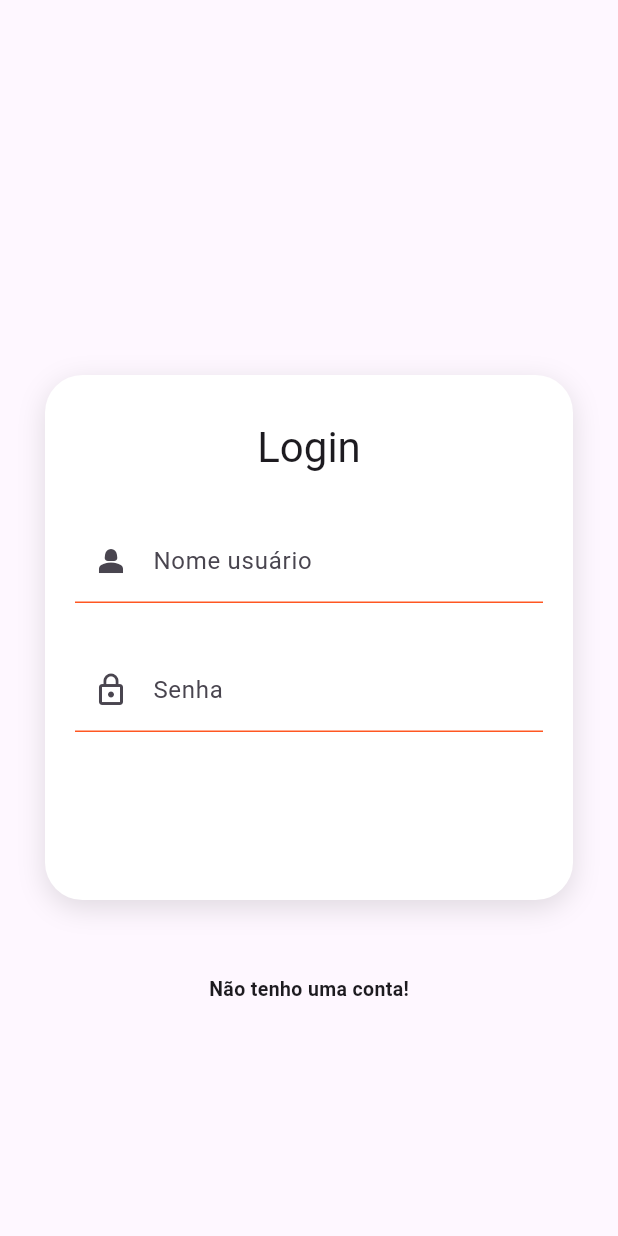
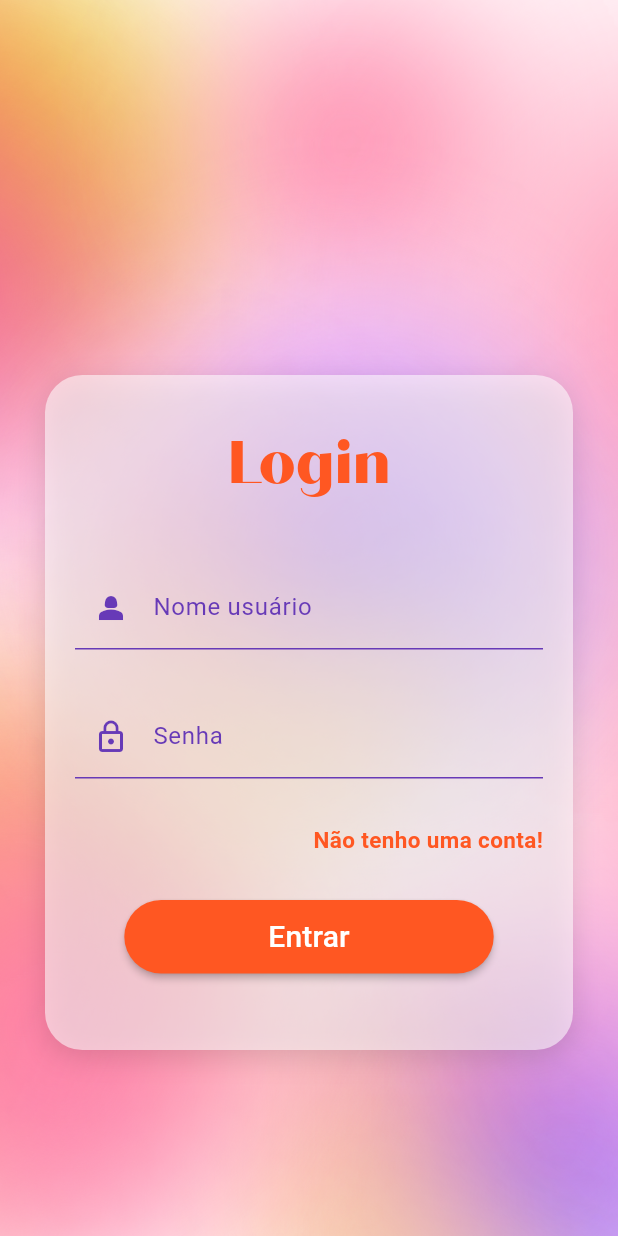
Before and after one commit to rebekaamorim/SPfashion, a Flutter app: the screen it shows after launch, on a phone screen of 412 x 824 dp. Run offline on Flutter 3.47's test engine with Material 3 defaults, Android fonts, the phone set to English and light mode, and no system bars.

Commit message:
tela login finalizada

```diff
--- a/lib/main.dart
+++ b/lib/main.dart
@@ -3,8 +3,10 @@ import 'dart:ui';
 import 'package:aplicacao_spfashion/widgets/input_decoration.dart';
 import 'package:flutter/cupertino.dart';
 import 'package:flutter/material.dart';
+import 'package:flutter/painting.dart';
 import 'package:flutter/rendering.dart';
 import 'package:flutter/semantics.dart';
+import 'package:flutter/services.dart';
 import 'package:flutter/widgets.dart';
 
 void main() => runApp(MyApp());
@@ -13,11 +15,19 @@ class MyApp extends StatelessWidget {
   @override
   Widget build(BuildContext context) {
     return MaterialApp(
+       debugShowCheckedModeBanner: false,
       home: Scaffold(
         //fundo da tela login
         body: Container(
-          width: double.infinity,
           height: double.infinity,
+          //adicionando fundo
+          decoration: const BoxDecoration(
+            image:DecorationImage(
+              image: AssetImage('assets/imgs/fungo_colorido.png'),
+              fit:BoxFit.cover,
+          )
+          ),
+
           //Stack : colocar widget em cima do outro
           child: Stack(
             //nessa children é chamado os métodos dos widgets
@@ -42,9 +52,9 @@ class MyApp extends StatelessWidget {
                   //centraliza no meio o container
                   margin: const EdgeInsets.symmetric(horizontal: 30),
                   width:double.infinity,
-                  height: 350,
+                  height: 450,
                   decoration: BoxDecoration(
-                    color:Colors.white,
+                    color:Color.fromARGB(143, 255, 255, 255),
                     borderRadius: BorderRadius.circular(25),
                     boxShadow: const [
                       BoxShadow(
@@ -58,10 +68,16 @@ class MyApp extends StatelessWidget {
                   children: [
                     //posição de cada entrada de texto
                     const SizedBox(height:10,),
-                    Text('Login',
-                          style: Theme.of(context).textTheme.headline4
+                    //titulo login
+                    const Text('Login',
+                          style: TextStyle(
+                            fontFamily: 'Chloe',
+                            fontSize: 40,
+                            color: Colors.deepOrange
+                          ),
                     ),
-                    const SizedBox(height:30),
+                    const SizedBox(height:40),
+                    //container que tem todas as informações e botão
                     Container(
                       child: Form(child: Column(
                         children: [
@@ -70,20 +86,51 @@ class MyApp extends StatelessWidget {
                             autocorrect: false,
                             //aqui é chamado a classe InputDecorations, utilizando seu método para receber os valores e tornar o código mais limpo
                             //A classe InputDecorations está presente no endereço 'lib/widgets/inputdecoration.dart'
-                            decoration: InputDecorations.inputDecoration(hinttext: 'user123', labeltext: 'Nome usuário', icone: const Icon(Icons.person_2_sharp),)
+                            decoration: InputDecorations.inputDecoration(hinttext: 'user123', labeltext: 'Nome usuário', icone: const Icon(Icons.person_2_sharp, color: Colors.deepPurple,), )
                           ),
                           const SizedBox(height:30),
                           TextFormField(
                             autocorrect: false,
-                            decoration: InputDecorations.inputDecoration(hinttext: '********', labeltext: 'Senha', icone: Icon(Icons.lock_outline))),
+                            obscureText: true,
+                            decoration: InputDecorations.inputDecoration(hinttext: '********', labeltext: 'Senha', icone:const Icon(Icons.lock_outline, color: Colors.deepPurple))),
+                          const SizedBox(height:30),
+                          //nao tenho conta, Row alinha ela para o fim (esquerda) do container
+                          const Row(
+                            mainAxisAlignment: MainAxisAlignment.end,
+                            children: [Text('Não tenho uma conta!',
+                            style: TextStyle(
+                              color: Colors.deepOrange,
+                              fontSize: 15,
+                              fontWeight: FontWeight.bold),),],),
+
+                          const SizedBox(height:30),
+                          MaterialButton(
+                            shape: RoundedRectangleBorder(borderRadius: BorderRadius.circular(30)),
+                            //quando o botão tiver desabilitado(caso não for preenchida aas informações)
+                            disabledColor: Colors.grey,
+                            //quando tiver habilitado
+                            color:Colors.deepOrange,
+                            //Estilizando o nome do botão, por isso colocar o container
+                            child: Container(
+                              padding: const EdgeInsets.symmetric(
+                                horizontal: 80,
+                                vertical: 10),
+                              child: const Text(
+                                'Entrar',
+                                style: TextStyle(
+                                  color: Colors.white,
+                                   fontSize: 20,))),
+                            onPressed: () {} ,
+
+
+                          )
                         ],
                       ),),
                     )
 
                     ],
                   ),),
-                const SizedBox(height:50),
-                const Text('Não tenho uma conta!', style: TextStyle(fontSize: 13, fontWeight: FontWeight.bold),)
+
               ],
     ),);
   }
--- a/lib/widgets/input_decoration.dart
+++ b/lib/widgets/input_decoration.dart
@@ -7,10 +7,11 @@ class InputDecorations {
     required Icon icone
   }) {
     return InputDecoration(
-       enabledBorder: const UnderlineInputBorder(borderSide:BorderSide(color:Colors.deepOrange)),
-      focusedBorder: const UnderlineInputBorder(borderSide: BorderSide(color: Colors.deepPurple, width: 2)),
+       enabledBorder: const UnderlineInputBorder(borderSide:BorderSide(color:Colors.deepPurple)),
+      focusedBorder: const UnderlineInputBorder(borderSide: BorderSide(color: Colors.deepOrange, width: 2)),
         hintText: hinttext,
         labelText: labeltext,
+        labelStyle: const TextStyle(color: Colors.deepPurple),
         prefixIcon: icone,
     );
   }
```
Also changed, not shown: pubspec.yaml (+7 -5 lines), assets/fonts/quichesans-extrabold.otf (added), assets/imgs/fungo_colorido.png (added), flutter_01.png (deleted).
